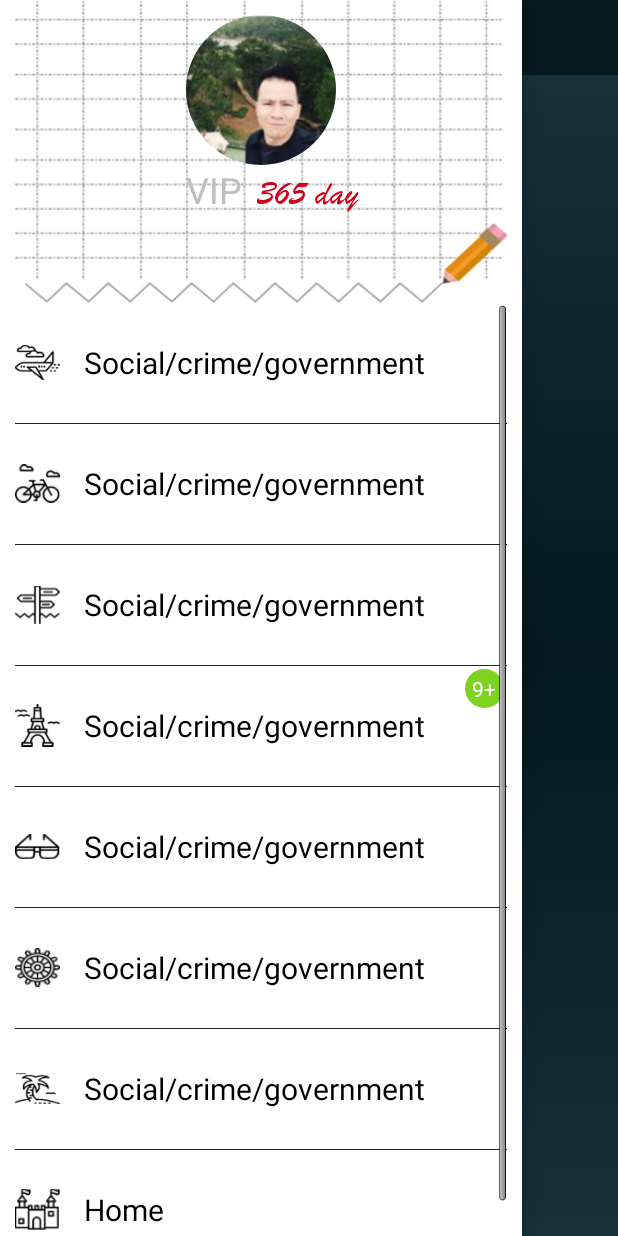
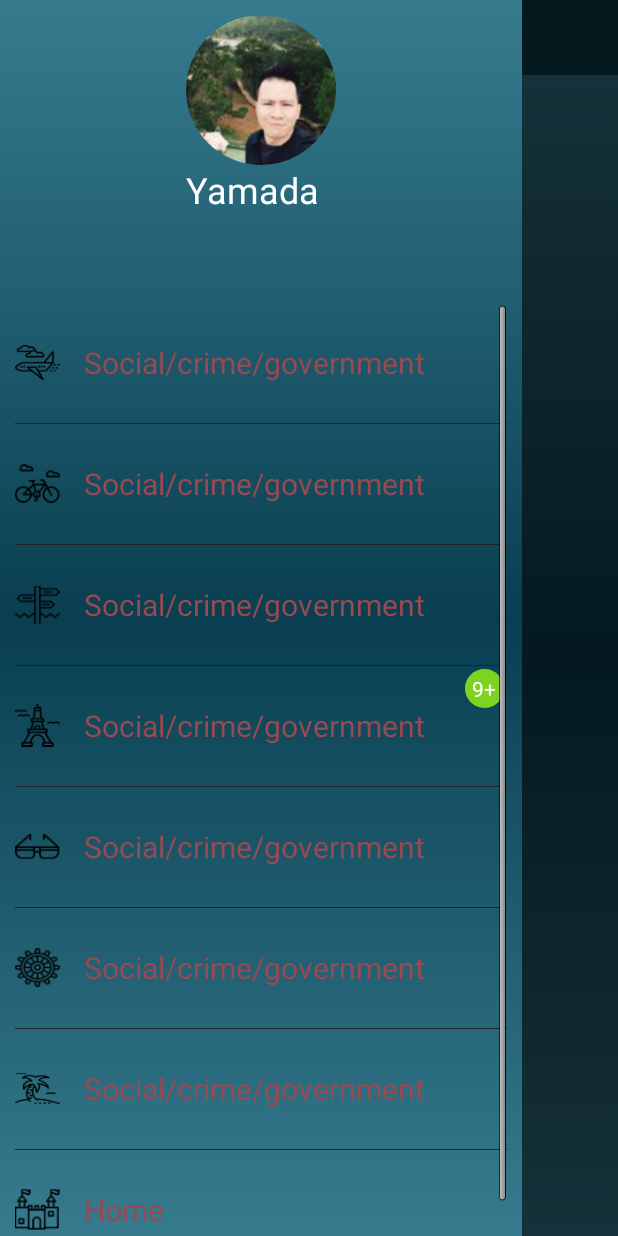
Before and after one commit to thongds/short-new2, an Android app: the screen it shows after launch (MainActivity), with the side drawer open, on a phone screen of 412 x 824 dp. Run offline under Robolectric (Android 15) with nearby library versions, the phone set to English and light mode, and no system bars; libraries missing offline, so code that uses them is left out: com.mikhaellopez.circularimageview, com.nostra13.universalimageloader; plain views replace CircularImageView; 3 statements that could not run were skipped.

Commit message:
change cardevalation

```diff
--- a/app/src/main/java/com/sip/shortnews/adapter/CardAdapter.java
+++ b/app/src/main/java/com/sip/shortnews/adapter/CardAdapter.java
@@ -93,7 +93,7 @@ public class CardAdapter extends PagerAdapter {
         }
 
         container.addView(cardView);
-        cardView.setMaxCardElevation(18);
+        cardView.setMaxCardElevation(8);
         int padding = UtiliFunction.dpTopxInt(mContext,2);
         cardView.setContentPadding(-padding,-padding,-padding,-padding);
         mViews.add(cardView);
--- a/app/src/main/java/com/sip/shortnews/service/home_api/HomeMediaService.java
+++ b/app/src/main/java/com/sip/shortnews/service/home_api/HomeMediaService.java
@@ -19,7 +19,7 @@ public class HomeMediaService {
 
     public static Service service (){
         Retrofit retrofit = new Retrofit.Builder()
-                .baseUrl("http://192.168.1.101/blog/public/").addConverterFactory(GsonConverterFactory.create())
+                .baseUrl("http://192.168.1.164/blog/public/").addConverterFactory(GsonConverterFactory.create())
                 .build();
 
         Service service = retrofit.create(Service.class);
--- a/app/src/main/res/layout/indicator_card.xml
+++ b/app/src/main/res/layout/indicator_card.xml
@@ -8,7 +8,7 @@
     android:layout_gravity="center">
 <ImageView
     android:id="@+id/image"
-    android:scaleType="fitXY"
+    android:scaleType="centerCrop"
     android:layout_width="match_parent"
     android:layout_height="match_parent"/>
     <LinearLayout
--- a/app/src/main/res/layout/item_menu.xml
+++ b/app/src/main/res/layout/item_menu.xml
@@ -24,8 +24,8 @@
         android:layout_toRightOf="@id/icon_menu_left"
         android:layout_alignBottom="@id/icon_menu_left"
         android:layout_alignTop="@id/icon_menu_left"
-        android:text="Social/crime/goverment"
-        android:textColor="@color/colorBlack"
+        android:text="Vnexpress"
+        android:textColor="@color/colorVnexpress"
         android:textSize="20sp"/>
     <!--<com.mikhaellopez.circularimageview.CircularImageView-->
         <!---->
--- a/app/src/main/res/layout/main_activity.xml
+++ b/app/src/main/res/layout/main_activity.xml
@@ -43,7 +43,7 @@
         android:layout_height="match_parent"
         android:layout_gravity="start"
         android:fitsSystemWindows="true"
-        android:background="@color/colorWhite"
+        android:background="@drawable/background"
         >
         <RelativeLayout
             android:layout_width="match_parent"
@@ -52,7 +52,6 @@
             android:layout_marginRight="10dp">
             <RelativeLayout
                 android:id="@+id/header"
-                android:background="@drawable/background_grid_include_pecil"
                 android:layout_width="match_parent"
                 android:layout_height="202dp">
 
@@ -75,9 +74,11 @@
                     <TextView
                         android:layout_width="wrap_content"
                         android:layout_height="wrap_content"
-                        android:text="VIP"
+                        android:text="Yamada"
+                        android:textColor="@color/colorWhite"
                         android:textSize="24dp"/>
                     <TextView
+                        android:visibility="gone"
                         android:id="@+id/day_left"
                         android:layout_marginLeft="10dp"
                         android:layout_width="wrap_content"
--- a/app/src/main/res/values/colors.xml
+++ b/app/src/main/res/values/colors.xml
@@ -13,6 +13,7 @@
     <color name="colorHeaderSlect">#000000</color>
     <color name="colorAccent">#FF4081</color>
     <color name="colorRed">#D0021B</color>
+    <color name="colorVnexpress">#984A53</color>
     <color name="btn_mainfragment_start_color">#FAD961</color>
     <color name="btn_mainfragment_end_color">#F76B1C</color>
     <color name="colorBlackTrans">#F2000000</color>
```
